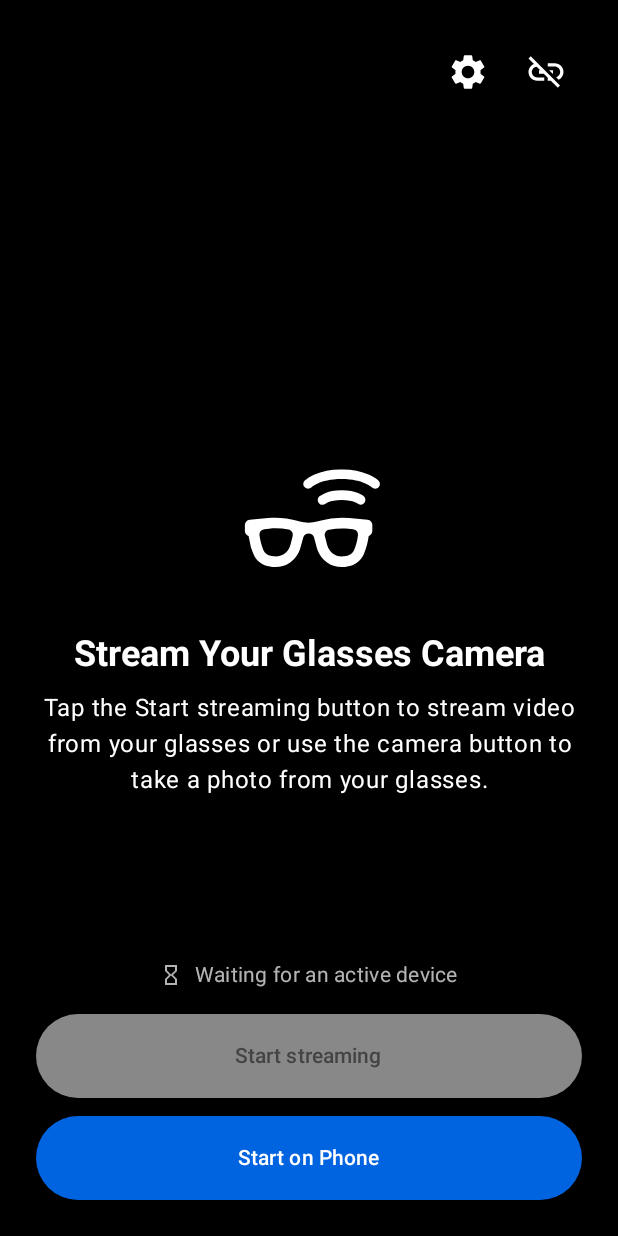
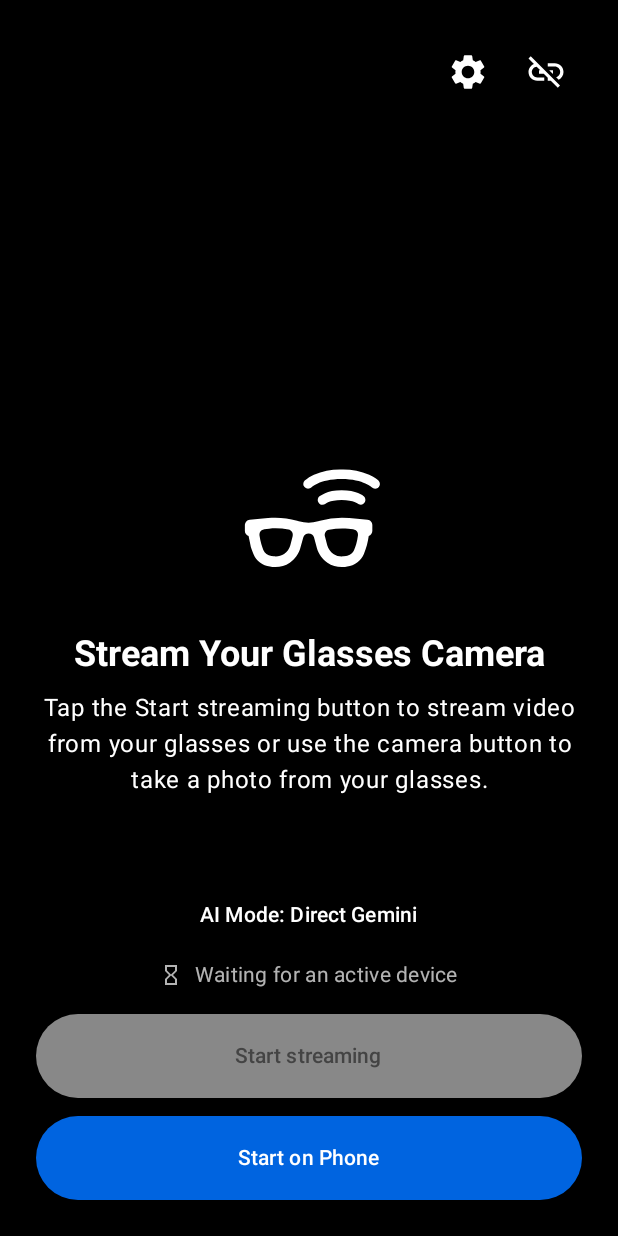
Before and after one commit to safishamsi/FirstSight, an Android app built with Jetpack Compose: the composable NonStreamScreen shown on its own in the app's theme, after a tap on "Settings", on a phone screen of 412 x 824 dp. Run offline under Robolectric (Android 15) with nearby library versions, the light colour scheme and no system bars; 7 statements that could not run were skipped.

Commit message:
fix(android): surface ai mode on main screens

```diff
--- /dev/null
+++ b/mobile/CameraAccessAndroid/app/src/main/java/com/meta/wearable/dat/externalsampleapps/cameraaccess/ui/AiModeBadge.kt
@@ -0,0 +1,36 @@
+package com.meta.wearable.dat.externalsampleapps.cameraaccess.ui
+
+import androidx.compose.foundation.background
+import androidx.compose.foundation.layout.padding
+import androidx.compose.foundation.shape.RoundedCornerShape
+import androidx.compose.material3.MaterialTheme
+import androidx.compose.material3.Text
+import androidx.compose.runtime.Composable
+import androidx.compose.ui.Modifier
+import androidx.compose.ui.graphics.Color
+import androidx.compose.ui.unit.dp
+import com.meta.wearable.dat.externalsampleapps.cameraaccess.visionagent.VisionAgentMode
+
+fun visionAgentModeLabel(mode: VisionAgentMode): String =
+    when (mode) {
+        VisionAgentMode.DIRECT_GEMINI -> "AI Mode: Direct Gemini"
+        VisionAgentMode.VISION_AGENT_BACKEND -> "AI Mode: Vision Agent Backend"
+    }
+
+@Composable
+fun AiModeBadge(
+    mode: VisionAgentMode,
+    modifier: Modifier = Modifier,
+) {
+    Text(
+        text = visionAgentModeLabel(mode),
+        modifier = modifier
+            .background(
+                color = Color.Black.copy(alpha = 0.72f),
+                shape = RoundedCornerShape(999.dp),
+            )
+            .padding(horizontal = 12.dp, vertical = 8.dp),
+        color = Color.White,
+        style = MaterialTheme.typography.labelLarge,
+    )
+}
--- a/mobile/CameraAccessAndroid/app/src/main/java/com/meta/wearable/dat/externalsampleapps/cameraaccess/ui/NonStreamScreen.kt
+++ b/mobile/CameraAccessAndroid/app/src/main/java/com/meta/wearable/dat/externalsampleapps/cameraaccess/ui/NonStreamScreen.kt
@@ -60,6 +60,7 @@ import com.meta.wearable.dat.core.types.Permission
 import com.meta.wearable.dat.core.types.PermissionStatus
 import com.meta.wearable.dat.core.types.RegistrationState
 import com.meta.wearable.dat.externalsampleapps.cameraaccess.R
+import com.meta.wearable.dat.externalsampleapps.cameraaccess.settings.SettingsManager
 import com.meta.wearable.dat.externalsampleapps.cameraaccess.wearables.WearablesViewModel
 import kotlinx.coroutines.launch
 
@@ -77,6 +78,7 @@ fun NonStreamScreen(
   val isDisconnectEnabled = uiState.registrationState is RegistrationState.Registered
   val activity = LocalActivity.current
   val context = LocalContext.current
+  val aiMode = SettingsManager.aiBackendMode
 
   MaterialTheme(colorScheme = darkColorScheme()) {
     Box(
@@ -160,6 +162,8 @@ fun NonStreamScreen(
           horizontalAlignment = Alignment.CenterHorizontally,
           verticalArrangement = Arrangement.spacedBy(12.dp),
       ) {
+        AiModeBadge(mode = aiMode)
+
         if (!uiState.hasActiveDevice) {
           Row(
               horizontalArrangement = Arrangement.spacedBy(8.dp),
```
Also changed, not shown: mobile/CameraAccessAndroid/app/src/main/java/com/meta/wearable/dat/externalsampleapps/cameraaccess/ui/StreamScreen.kt (+28 -0 lines).
